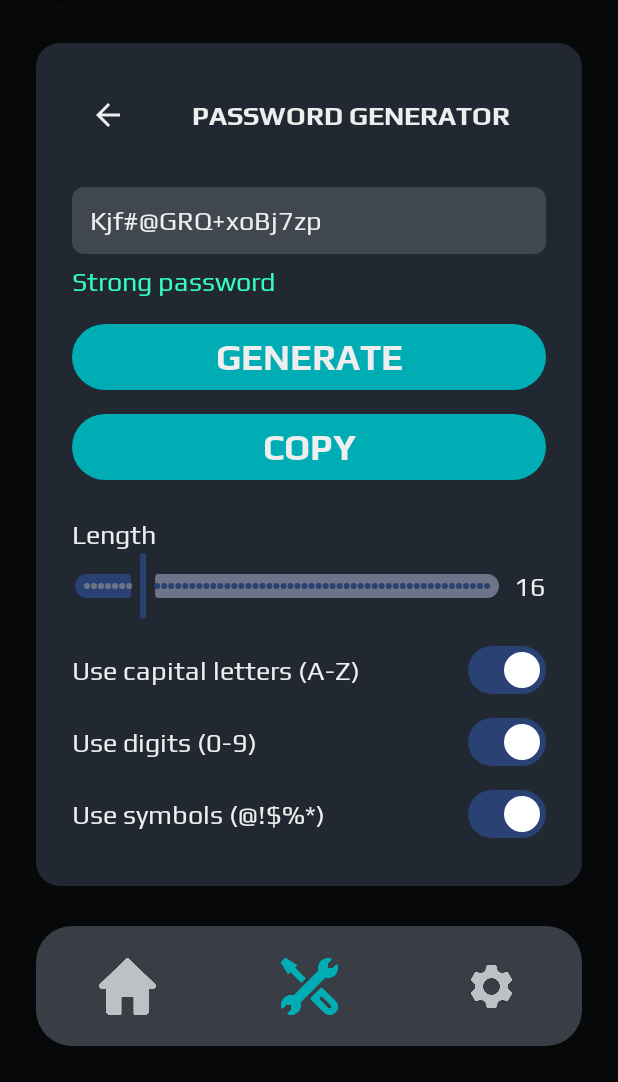
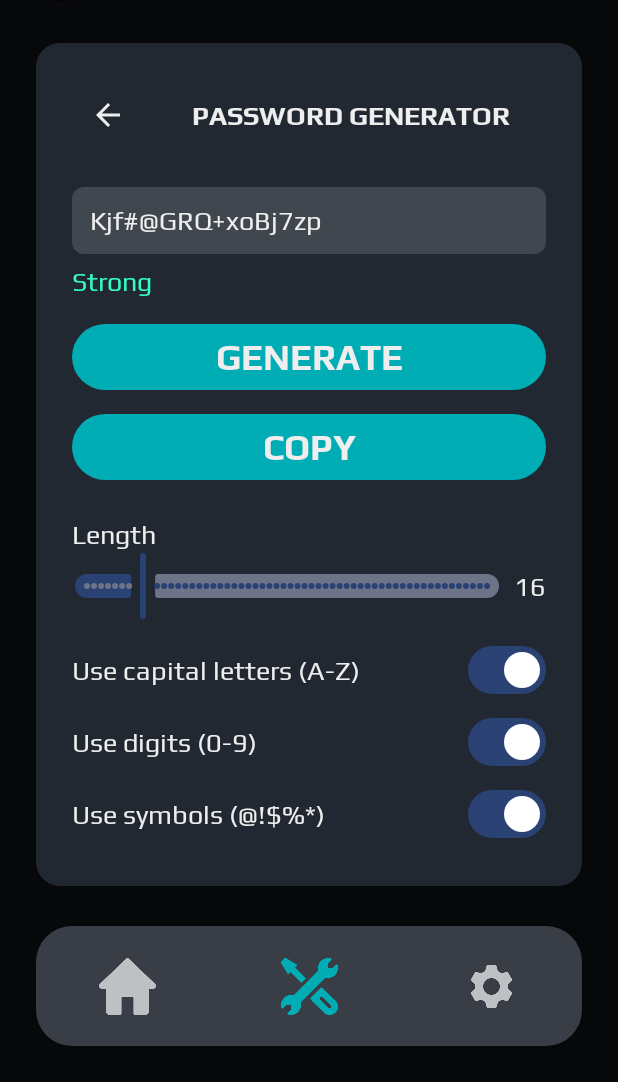
Before and after one commit to TheObtey/sentipass, an Android app built with Jetpack Compose: the composable ToolsScreen called with empty values, after a tap on "Password Generator", on a phone screen of 412 x 824 dp, the part 154-1236 px from its top. Run offline under Robolectric (Android 15) with nearby library versions, the phone set to English and light mode, and no system bars.

Commit message:
Remove 'password' at end of password strenght.

```diff
--- a/app/src/main/java/fr/theobtey/sentipass/utils/PasswordUtils.kt
+++ b/app/src/main/java/fr/theobtey/sentipass/utils/PasswordUtils.kt
@@ -20,9 +20,9 @@ fun getPasswordStrength(password: String): Pair<String, Int> {
     }
 
     return when (score) {
-        in 0..2 -> "Weak password" to R.color.flashy_red
-        in 3..4 -> "Medium password" to R.color.flashy_yellow
-        else -> "Strong password" to R.color.flashy_green
+        in 0..2 -> "Weak" to R.color.flashy_red
+        in 3..4 -> "Medium" to R.color.flashy_yellow
+        else -> "Strong" to R.color.flashy_green
     }
 }
 
```
Also changed, not shown: app/src/main/res/values/strings.xml (+8 -8 lines).
